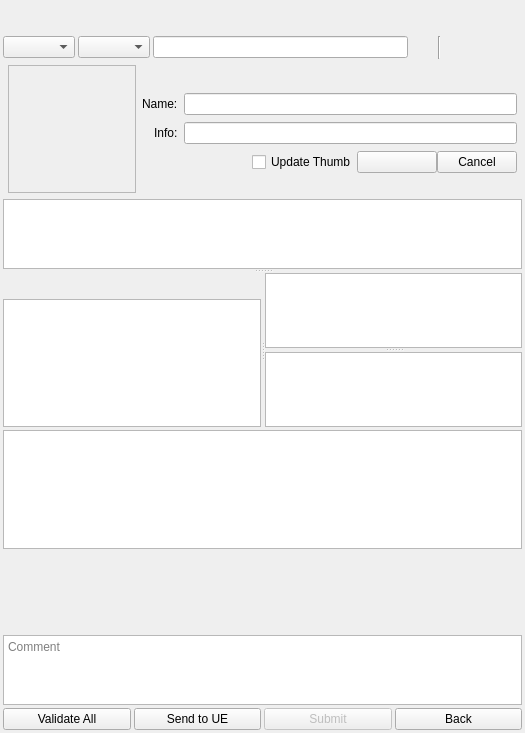
This is maya/ui/main.ui in lonegather/MtoU as Qt 5 draws it before an edit. The edited form follows.
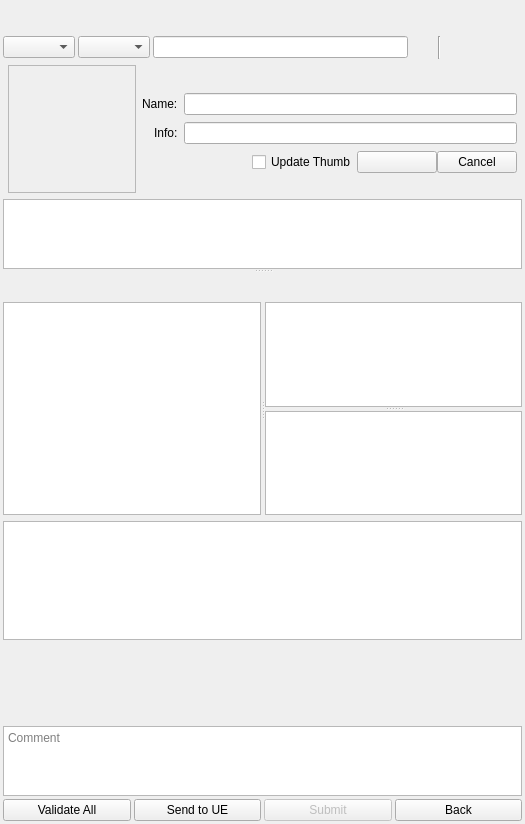
This is the edited form.

The edit to the form file:
```diff
--- a/maya/ui/main.ui
+++ b/maya/ui/main.ui
@@ -7,7 +7,7 @@
     <x>0</x>
     <y>0</y>
     <width>525</width>
-    <height>733</height>
+    <height>824</height>
    </rect>
   </property>
   <property name="minimumSize">
@@ -316,25 +316,12 @@
         <number>0</number>
        </property>
        <property name="topMargin">
-        <number>0</number>
+        <number>3</number>
        </property>
        <property name="rightMargin">
         <number>0</number>
        </property>
        <property name="bottomMargin">
-        <number>0</number>
-       </property>
-       <item>
-        <widget class="QSplitter" name="splitter_2">
-         <property name="orientation">
-          <enum>Qt::Horizontal</enum>
-         </property>
-         <property name="childrenCollapsible">
-          <bool>false</bool>
-         </property>
-         <widget class="QWidget" name="layoutWidget">
-          <layout class="QVBoxLayout" name="verticalLayout_2">
-           <property name="spacing">
             <number>3</number>
            </property>
            <item>
@@ -405,8 +392,28 @@
                </property>
               </spacer>
              </item>
-            </layout>
-           </item>
+         <item>
+          <widget class="QToolButton" name="tb_camera">
+           <property name="text">
+            <string/>
+           </property>
+           <property name="autoRaise">
+            <bool>true</bool>
+           </property>
+          </widget>
+         </item>
+        </layout>
+       </item>
+       <item>
+        <widget class="QSplitter" name="splitter_2">
+         <property name="orientation">
+          <enum>Qt::Horizontal</enum>
+         </property>
+         <widget class="QWidget" name="layoutWidget">
+          <layout class="QVBoxLayout" name="verticalLayout_2">
+           <property name="spacing">
+            <number>3</number>
+           </property>
            <item>
             <widget class="QListWidget" name="lw_task"/>
            </item>
```
Lines whose indentation alone changed are shown as unchanged.
